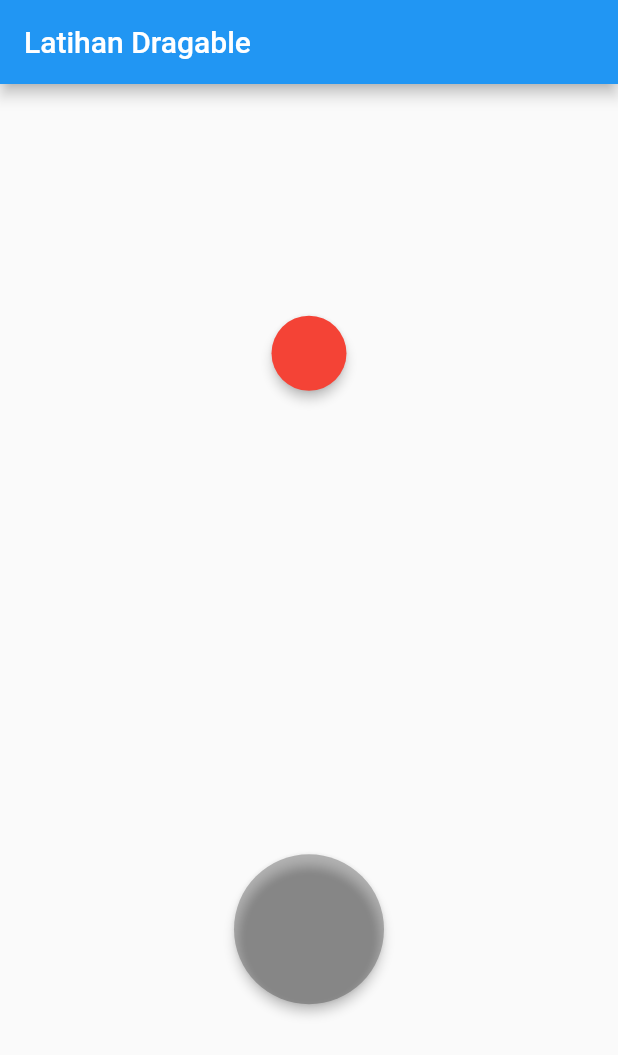
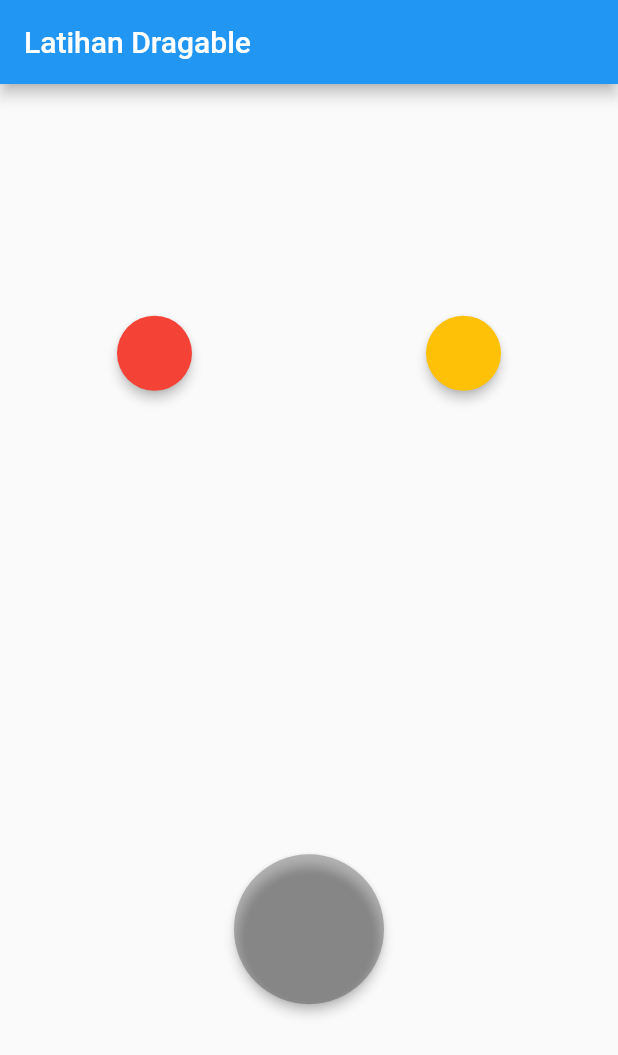
Before and after one commit to Rillwz/latihan_dragable, a Flutter app: the screen it shows after launch, on a phone screen of 412 x 824 dp. Shown: the top 1055 px of the screen. Run offline on Flutter 3.47's test engine with Material 2 defaults, Android fonts, the phone set to English and light mode, and no system bars.

Commit message:
latihan dragable & dragtarget

```diff
--- a/lib/main.dart
+++ b/lib/main.dart
@@ -58,6 +58,36 @@ class _MyAppState extends State<MyApp> {
                     ),
                   ),
                 ),
+                Draggable<Color>(
+                  data: color2,
+                  child: SizedBox(
+                    width: 50,
+                    height: 50,
+                    child: Material(
+                      color: color2,
+                      shape: StadiumBorder(),
+                      elevation: 3,
+                    ),
+                  ),
+                  childWhenDragging: SizedBox(
+                    width: 50,
+                    height: 50,
+                    child: Material(
+                      color: Colors.grey,
+                      shape: StadiumBorder(),
+                      elevation: 0,
+                    ),
+                  ),
+                  feedback: SizedBox(
+                    width: 50,
+                    height: 50,
+                    child: Material(
+                      color: color2.withOpacity(0.7),
+                      shape: StadiumBorder(),
+                      elevation: 3,
+                    ),
+                  ),
+                ),
               ],
             ),
             DragTarget<Color>(
```
